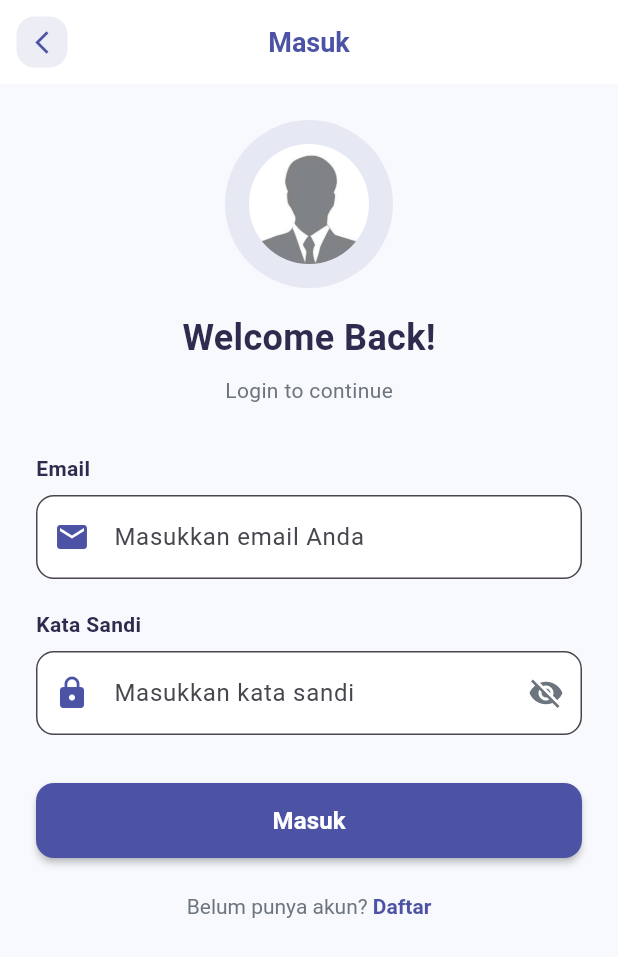
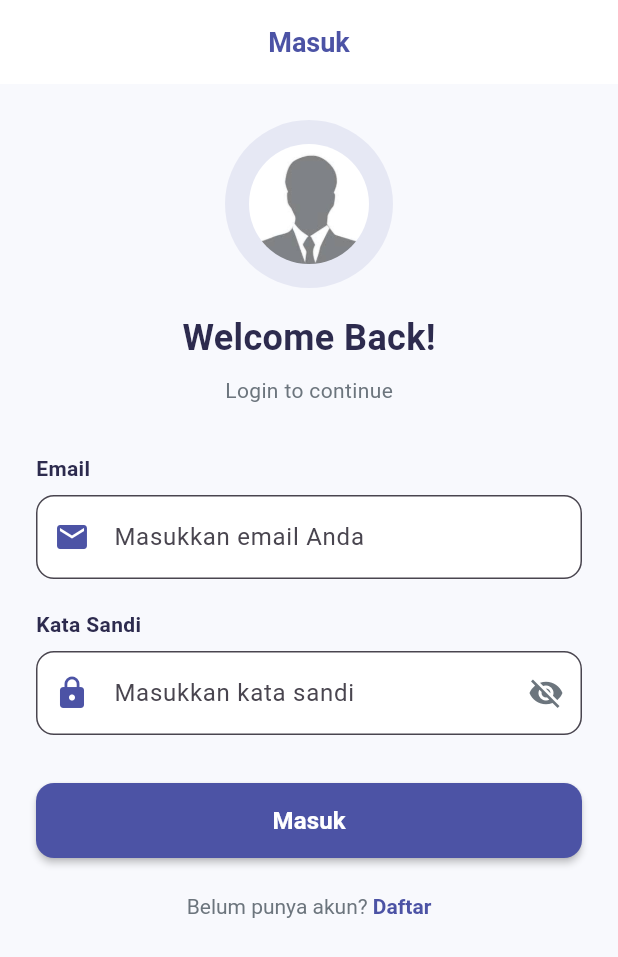
Before and after one commit to JessIDNESIA/UI.E-commerce, a Flutter app: the screen it shows after launch, on a phone screen of 412 x 824 dp. Shown: the top 957 px of the screen. Run offline on Flutter 3.47's test engine with Material 3 defaults, Android fonts, the phone set to English and light mode, and no system bars; our stand-ins replace badges, curved_navigation_bar, email_validator.

Commit message:
Final SKL

```diff
--- a/lib/pages/login_page.dart
+++ b/lib/pages/login_page.dart
@@ -36,21 +36,6 @@ class _LoginPageState extends State<LoginPage> {
       appBar: AppBar(
         backgroundColor: Colors.white,
         elevation: 0,
-        leading: IconButton(
-          icon: Container(
-            padding: const EdgeInsets.all(8),
-            decoration: BoxDecoration(
-              color: primaryColor.withOpacity(0.1),
-              borderRadius: BorderRadius.circular(12),
-            ),
-            child: Icon(
-              Icons.arrow_back_ios_new,
-              color: primaryColor,
-              size: 18,
-            ),
-          ),
-          onPressed: () => Navigator.pop(context),
-        ),
         title: Text(
           'Masuk',
           style: TextStyle(
```
